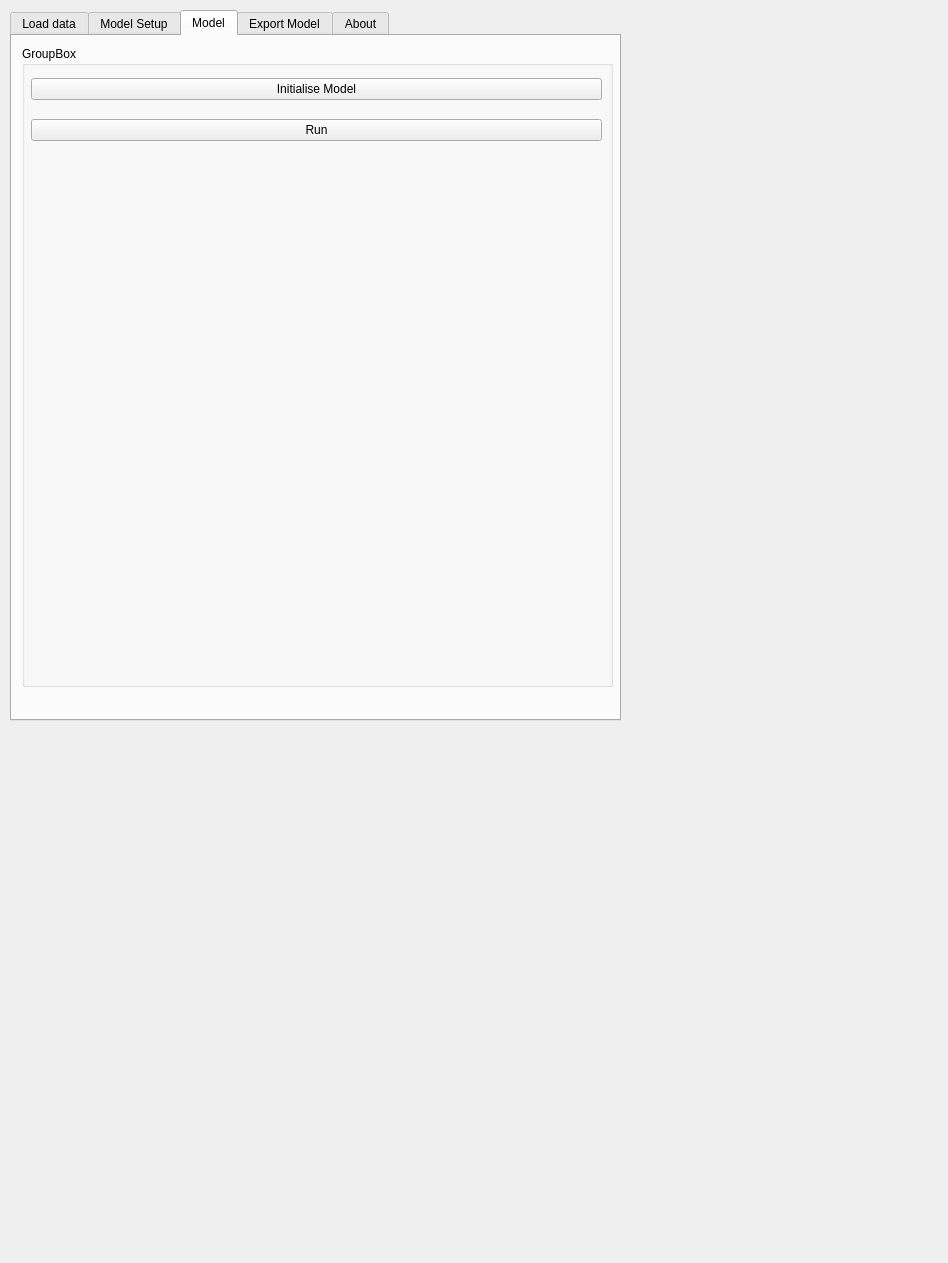
Before: the Qt Designer form loopstructural/gui/modelling/modelling_widget.ui in lachlangrose/plugin_loopstructural, drawn with Qt 5.
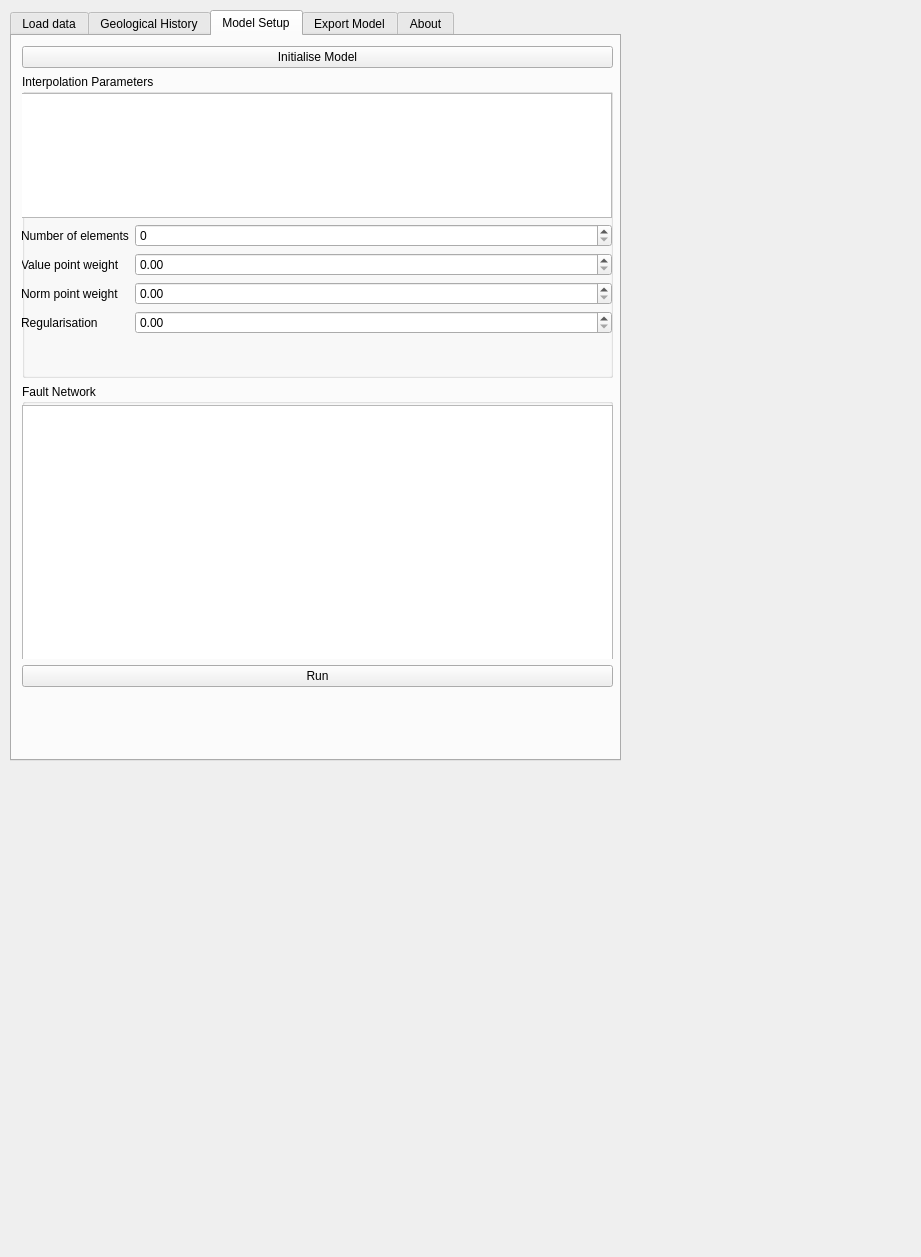
After: the same form once the commit is applied. The open tabs and pages were chosen to show the change. Custom widgets are drawn as their Qt base class.

Commit message: feature interpolation controls add model/scalar fields to qgis unconformity types as contact option

Patch:
```diff
--- a/loopstructural/gui/modelling/modelling_widget.ui
+++ b/loopstructural/gui/modelling/modelling_widget.ui
@@ -6,8 +6,8 @@
    <rect>
     <x>0</x>
     <y>0</y>
-    <width>948</width>
-    <height>1263</height>
+    <width>921</width>
+    <height>1257</height>
    </rect>
   </property>
   <property name="windowTitle">
@@ -19,7 +19,7 @@
      <x>10</x>
      <y>10</y>
      <width>611</width>
-     <height>711</height>
+     <height>751</height>
     </rect>
    </property>
    <property name="currentIndex">
@@ -367,7 +367,7 @@
    </widget>
    <widget class="QWidget" name="tab_3">
     <attribute name="title">
-     <string>Model Setup</string>
+     <string>Geological History</string>
     </attribute>
     <widget class="QWidget" name="verticalLayoutWidget">
      <property name="geometry">
@@ -655,7 +655,7 @@
    </widget>
    <widget class="QWidget" name="tab_4">
     <attribute name="title">
-     <string>Model</string>
+     <string>Model Setup</string>
     </attribute>
     <widget class="QWidget" name="verticalLayoutWidget_13">
      <property name="geometry">
@@ -669,39 +669,128 @@
      <layout class="QVBoxLayout" name="verticalLayout_16">
       <item>
        <layout class="QVBoxLayout" name="verticalLayout_17">
+        <item>
+         <widget class="QPushButton" name="initModel">
+          <property name="text">
+           <string>Initialise Model</string>
+          </property>
+         </widget>
+        </item>
         <item>
          <widget class="QGroupBox" name="groupBox_8">
           <property name="title">
-           <string>GroupBox</string>
+           <string>Interpolation Parameters</string>
           </property>
           <widget class="QWidget" name="verticalLayoutWidget_15">
            <property name="geometry">
             <rect>
-             <x>9</x>
+             <x>-1</x>
              <y>19</y>
-             <width>571</width>
-             <height>90</height>
+             <width>591</width>
+             <height>241</height>
             </rect>
            </property>
            <layout class="QVBoxLayout" name="verticalLayout_18">
             <item>
-             <widget class="QPushButton" name="initModel">
-              <property name="text">
-               <string>Initialise Model</string>
-              </property>
-             </widget>
+             <widget class="QListWidget" name="modelList"/>
             </item>
             <item>
-             <widget class="QPushButton" name="runModelButton">
-              <property name="text">
-               <string>Run</string>
+             <spacer name="featureProperties">
+              <property name="orientation">
+               <enum>Qt::Vertical</enum>
               </property>
-             </widget>
+              <property name="sizeHint" stdset="0">
+               <size>
+                <width>20</width>
+                <height>40</height>
+               </size>
+              </property>
+             </spacer>
+            </item>
+            <item>
+             <layout class="QFormLayout" name="formLayout_6">
+              <item row="0" column="0">
+               <widget class="QLabel" name="numberOfElementsLabel">
+                <property name="text">
+                 <string>Number of elements</string>
+                </property>
+               </widget>
+              </item>
+              <item row="0" column="1">
+               <widget class="QSpinBox" name="numberOfElementsSpinBox">
+                <property name="maximum">
+                 <number>10000000</number>
+                </property>
+               </widget>
+              </item>
+              <item row="1" column="0">
+               <widget class="QLabel" name="valuePointWeightLabel">
+                <property name="text">
+                 <string>Value point weight</string>
+                </property>
+               </widget>
+              </item>
+              <item row="2" column="0">
+               <widget class="QLabel" name="normPointWeightLabel">
+                <property name="text">
+                 <string>Norm point weight</string>
+                </property>
+               </widget>
+              </item>
+              <item row="3" column="0">
+               <widget class="QLabel" name="regularisationLabel">
+                <property name="text">
+                 <string>Regularisation</string>
+                </property>
+               </widget>
+              </item>
+              <item row="3" column="1">
+               <widget class="QDoubleSpinBox" name="regularisationSpin">
+                <property name="maximum">
+                 <double>50.000000000000000</double>
+                </property>
+               </widget>
+              </item>
+              <item row="2" column="1">
+               <widget class="QDoubleSpinBox" name="npwSpin"/>
+              </item>
+              <item row="1" column="1">
+               <widget class="QDoubleSpinBox" name="cpwSpin"/>
+              </item>
+             </layout>
             </item>
            </layout>
           </widget>
          </widget>
         </item>
+        <item>
+         <layout class="QVBoxLayout" name="verticalLayout_10">
+          <item>
+           <widget class="QGroupBox" name="groupBox_9">
+            <property name="title">
+             <string>Fault Network</string>
+            </property>
+            <widget class="QTableView" name="faultNetworkTable">
+             <property name="geometry">
+              <rect>
+               <x>0</x>
+               <y>21</y>
+               <width>591</width>
+               <height>281</height>
+              </rect>
+             </property>
+            </widget>
+           </widget>
+          </item>
+          <item>
+           <widget class="QPushButton" name="runModelButton">
+            <property name="text">
+             <string>Run</string>
+            </property>
+           </widget>
+          </item>
+         </layout>
+        </item>
        </layout>
       </item>
      </layout>
```
Left out of the diff: 38 changed lines with no effect on the pictures. The commit also changes 4 other files.
